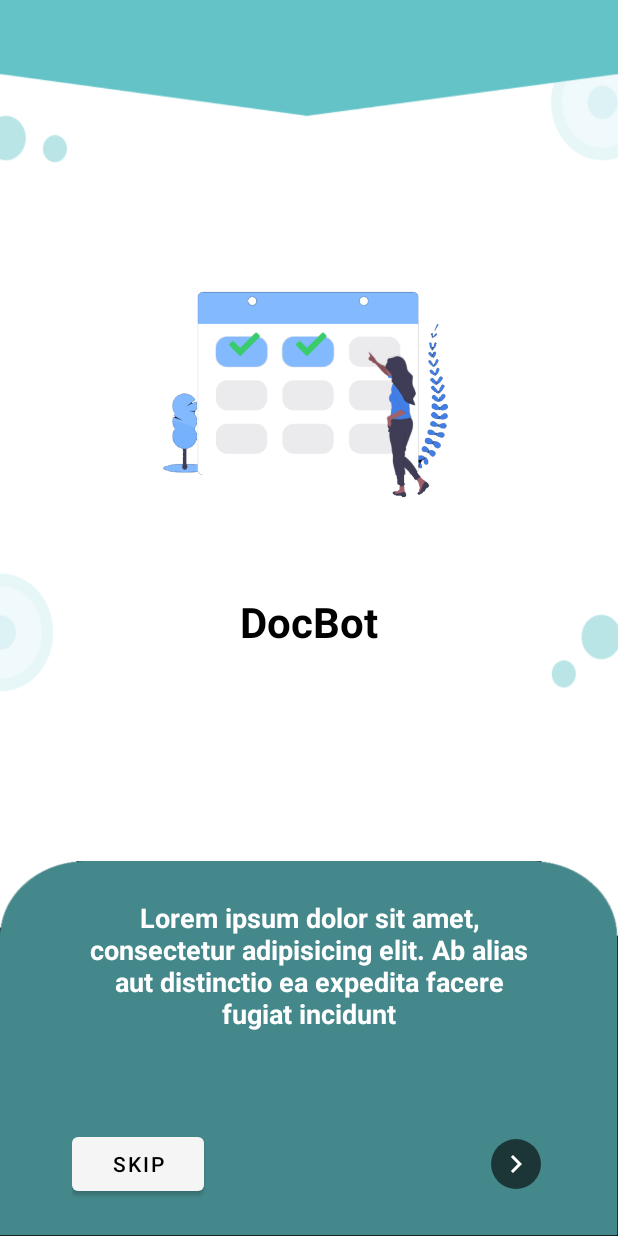
After one commit to DocBot-Bangkit-2021/DocBotApp, an Android app: the layout activity_welcome.xml on its own in the app's theme, with its tools: preview values and no code run, on a phone screen of 412 x 824 dp. The commit adds this screen. Run offline under Robolectric (Android 15) with nearby library versions, the phone set to English and light mode, and no system bars.

Commit message:
init welcome screen

```diff
--- a/app/build.gradle
+++ b/app/build.gradle
@@ -30,6 +30,9 @@ android {
     kotlinOptions {
         jvmTarget = '1.8'
     }
+    buildFeatures {
+        viewBinding true
+    }
 }
 
 dependencies {
--- a/app/src/main/AndroidManifest.xml
+++ b/app/src/main/AndroidManifest.xml
@@ -9,6 +9,8 @@
         android:roundIcon="@mipmap/ic_launcher_round"
         android:supportsRtl="true"
         android:theme="@style/Theme.DocBot">
+        <activity android:name=".ui.welcome.WelcomeActivity"
+            android:theme="@style/Theme.AppCompat.NoActionBar"></activity>
         <activity
             android:name=".ui.splash.SplashScreenActivity"
             android:theme="@style/Theme.AppCompat.NoActionBar">
@@ -18,9 +20,7 @@
                 <category android:name="android.intent.category.LAUNCHER" />
             </intent-filter>
         </activity>
-        <activity android:name=".ui.home.MainActivity">
-
-        </activity>
+        <activity android:name=".ui.home.MainActivity"></activity>
     </application>
 
 </manifest>
--- a/app/src/main/java/com/example/docbot/ui/splash/SplashScreenActivity.kt
+++ b/app/src/main/java/com/example/docbot/ui/splash/SplashScreenActivity.kt
@@ -7,6 +7,7 @@ import android.os.Handler
 import android.os.Looper
 import com.example.docbot.R
 import com.example.docbot.ui.home.MainActivity
+import com.example.docbot.ui.welcome.WelcomeActivity
 
 class SplashScreenActivity : AppCompatActivity() {
     override fun onCreate(savedInstanceState: Bundle?) {
@@ -14,7 +15,7 @@ class SplashScreenActivity : AppCompatActivity() {
         setContentView(R.layout.activity_splash_screen)
 
         Handler(Looper.getMainLooper()).postDelayed({
-            startActivity(Intent(this, MainActivity::class.java))
+            startActivity(Intent(this, WelcomeActivity::class.java))
             finish()
         }, 2000)
     }
--- /dev/null
+++ b/app/src/main/res/drawable-v24/indicator_default.xml
@@ -0,0 +1,14 @@
+<?xml version="1.0" encoding="utf-8"?>
+<layer-list xmlns:android="http://schemas.android.com/apk/res/android">
+
+    <item>
+        <shape android:shape="ring"
+            android:innerRadius="0dp"
+            android:thickness="6dp"
+            android:useLevel="false">
+            <solid android:color="@android:color/black"/>
+
+        </shape>
+
+    </item>
+</layer-list>
--- /dev/null
+++ b/app/src/main/res/drawable-v24/indicator_selected.xml
@@ -0,0 +1,12 @@
+<?xml version="1.0" encoding="utf-8"?>
+<layer-list xmlns:android="http://schemas.android.com/apk/res/android">
+    <item>
+        <shape android:shape="ring"
+            android:innerRadius="3dp"
+            android:thickness="2dp"
+            android:useLevel="false">
+            <solid android:color="@android:color/black"/>
+        </shape>
+
+    </item>
+</layer-list>
--- /dev/null
+++ b/app/src/main/res/drawable-v24/indicator_selector.xml
@@ -0,0 +1,7 @@
+<?xml version="1.0" encoding="utf-8"?>
+<selector xmlns:android="http://schemas.android.com/apk/res/android">
+
+    <item android:drawable="@drawable/indicator_selected"
+        android:state_selected="true"/>
+    <item android:drawable="@drawable/indicator_default"/>
+</selector>
--- /dev/null
+++ b/app/src/main/res/drawable/ic_circle_black.xml
@@ -0,0 +1,10 @@
+<vector xmlns:android="http://schemas.android.com/apk/res/android"
+    android:width="24dp"
+    android:height="24dp"
+    android:viewportWidth="24"
+    android:viewportHeight="24"
+    android:tint="?attr/colorControlNormal">
+  <path
+      android:fillColor="@android:color/white"
+      android:pathData="M12,12m-10,0a10,10 0,1 1,20 0a10,10 0,1 1,-20 0"/>
+</vector>
--- /dev/null
+++ b/app/src/main/res/drawable/ic_next.xml
@@ -0,0 +1,5 @@
+<vector android:height="24dp" android:tint="#FFFFFF"
+    android:viewportHeight="24" android:viewportWidth="24"
+    android:width="24dp" xmlns:android="http://schemas.android.com/apk/res/android">
+    <path android:fillColor="@android:color/white" android:pathData="M10,6L8.59,7.41 13.17,12l-4.58,4.59L10,18l6,-6z"/>
+</vector>
--- /dev/null
+++ b/app/src/main/res/layout/activity_welcome.xml
@@ -0,0 +1,103 @@
+<?xml version="1.0" encoding="utf-8"?>
+<RelativeLayout xmlns:android="http://schemas.android.com/apk/res/android"
+    xmlns:app="http://schemas.android.com/apk/res-auto"
+    xmlns:tools="http://schemas.android.com/tools"
+    android:layout_width="match_parent"
+    android:layout_height="match_parent"
+    android:id="@+id/welcome_layout"
+    tools:background="@drawable/bg_welcome"
+    tools:context=".ui.welcome.WelcomeActivity">
+
+    <androidx.viewpager.widget.ViewPager
+        android:layout_width="match_parent"
+        android:layout_height="match_parent"
+        android:id="@+id/view_pager"/>
+
+    <ImageView
+        android:id="@+id/img_welcome"
+        android:layout_width="250dp"
+        android:layout_height="250dp"
+        android:layout_marginTop="120dp"
+        android:layout_centerHorizontal="true"
+        tools:src="@drawable/welcome_1"/>
+
+    <TextView
+        android:id="@+id/tv_title"
+        android:layout_width="match_parent"
+        android:layout_height="wrap_content"
+        android:layout_below="@+id/img_welcome"
+        android:layout_marginTop="25dp"
+        android:textSize="28dp"
+        android:textStyle="bold"
+        android:textColor="@color/black"
+        android:textAlignment="center"
+        tools:text="@string/app_name"/>
+
+    <LinearLayout
+        android:id="@+id/footer"
+        android:layout_width="match_parent"
+        android:layout_height="250dp"
+        android:layout_alignParentBottom="true"
+        tools:background="@drawable/footer"
+        android:orientation="vertical"
+        android:scaleType="fitXY">
+
+        <TextView
+            android:id="@+id/description"
+            android:layout_width="match_parent"
+            android:layout_height="100dp"
+            android:layout_marginLeft="52dp"
+            android:layout_marginTop="20dp"
+            android:layout_marginRight="52dp"
+            android:gravity="center"
+            tools:text="@string/welcome_1"
+            android:textColor="@color/white"
+            android:textSize="18sp"
+            android:textStyle="bold" />
+
+        <com.google.android.material.tabs.TabLayout
+            android:id="@+id/tab"
+            android:layout_width="50dp"
+            android:layout_height="wrap_content"
+            android:layout_centerVertical="true"
+            android:background="@android:color/transparent"
+            app:tabIndicator="@android:color/transparent"
+            android:layout_gravity="center"
+            app:tabBackground="@drawable/indicator_selector"/>
+
+        <RelativeLayout
+            android:layout_width="match_parent"
+            android:layout_height="wrap_content"
+            android:layout_gravity="center_horizontal"
+            android:layout_marginLeft="48dp"
+            android:layout_marginTop="10dp"
+            android:layout_marginRight="48dp">
+
+            <Button
+                android:id="@+id/btn_skip"
+                android:layout_width="wrap_content"
+                android:layout_height="wrap_content"
+                android:layout_alignParentStart="true"
+                android:text="@string/skip"
+                android:theme="@style/button"
+                android:textColor="@color/black"/>
+
+
+            <ImageButton
+                android:id="@+id/btn_next"
+                android:layout_width="40dp"
+                android:layout_height="40dp"
+                android:layout_alignParentEnd="true"
+                android:layout_centerVertical="true"
+                android:src="@drawable/ic_next"
+                android:background="@drawable/ic_circle_black"
+                tools:ignore="RtlCompat" />
+
+
+        </RelativeLayout>
+
+    </LinearLayout>
+
+
+
+</RelativeLayout>
--- a/app/src/main/res/values/strings.xml
+++ b/app/src/main/res/values/strings.xml
@@ -1,3 +1,11 @@
 <resources>
     <string name="app_name">DocBot</string>
+
+    <string name="welcome_1">Lorem ipsum dolor sit amet, consectetur adipisicing elit. Ab alias aut distinctio ea expedita facere fugiat incidunt</string>
+    <string name="welcome_2">Description 2</string>
+    <string name="welcome_3">Description 3</string>
+    <string name="skip">Skip</string>
+    <string name="intro_title_1">Cek Gejala</string>
+    <string name="intro_title_2">Cek Gejala 2</string>
+    <string name="intro_title_3">Cek Gejala 3</string>
 </resources>
--- a/app/src/main/res/values/themes.xml
+++ b/app/src/main/res/values/themes.xml
@@ -13,4 +13,9 @@
         <item name="android:statusBarColor" tools:targetApi="l">?attr/colorPrimaryVariant</item>
         <!-- Customize your theme here. -->
     </style>
+
+    <style name="button" parent="Theme.AppCompat.Light">
+        <item name="colorControlHighlight">@color/teal_700</item>
+        <item name="colorButtonNormal">@color/white</item>
+    </style>
 </resources>
```
Also changed, not shown: app/src/main/java/com/example/docbot/ui/welcome/SectionPagerAdapter.kt (added, +37 -0 lines), app/src/main/java/com/example/docbot/ui/welcome/WelcomeActivity.kt (added, +70 -0 lines), app/src/main/res/drawable/bg_welcome.png (added), app/src/main/res/drawable/footer.png (added), app/src/main/res/drawable/welcome_1.png (added), app/src/main/res/drawable/welcome_2.png (added), app/src/main/res/drawable/welcome_3.png (added).
